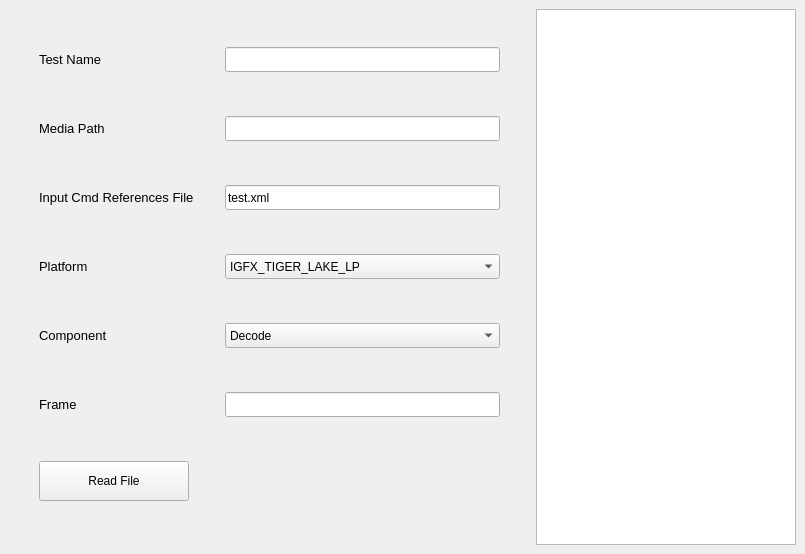
First picture: the form in Client/command_validator_app/ui/mainwindow.ui, repository maqichen/AutoULTGen, before the edit.
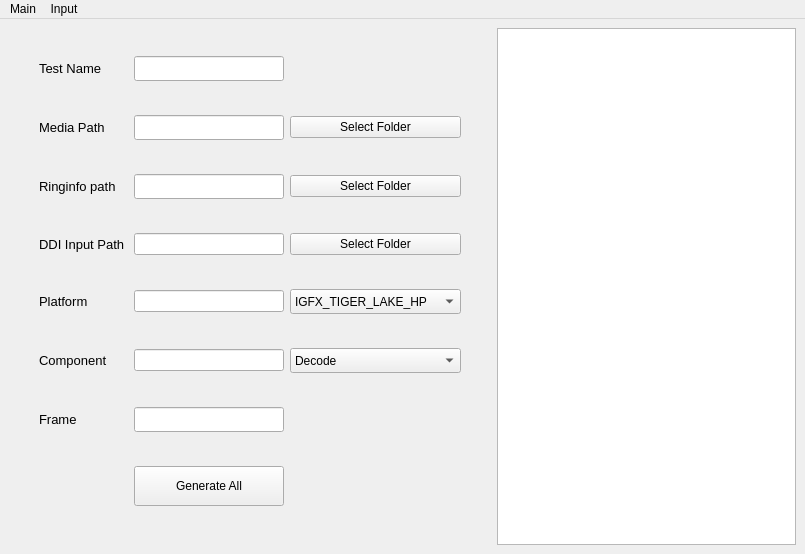
Second picture: the form after the edit.

Patch:
```diff
--- a/Client/command_validator_app/ui/mainwindow.ui
+++ b/Client/command_validator_app/ui/mainwindow.ui
@@ -28,9 +28,9 @@
    </property>
    <layout class="QHBoxLayout" name="horizontalLayout_2">
     <item>
-     <layout class="QHBoxLayout" name="horizontalLayout" stretch="2,1">
+     <layout class="QHBoxLayout" name="horizontalLayout" stretch="0,0,1">
       <item>
-       <layout class="QGridLayout" name="gridLayout" rowstretch="0,0,0,0,0,0,0">
+       <layout class="QGridLayout" name="gridLayout" rowstretch="0,0,0,0,0,0,0,0,0">
         <property name="sizeConstraint">
          <enum>QLayout::SetDefaultConstraint</enum>
         </property>
@@ -46,31 +46,7 @@
         <property name="bottomMargin">
          <number>5</number>
         </property>
-        <item row="2" column="0">
-         <widget class="QLabel" name="label">
-          <property name="sizePolicy">
-           <sizepolicy hsizetype="Expanding" vsizetype="Expanding">
-            <horstretch>0</horstretch>
-            <verstretch>0</verstretch>
-           </sizepolicy>
-          </property>
-          <property name="maximumSize">
-           <size>
-            <width>180</width>
-            <height>25</height>
-           </size>
-          </property>
-          <property name="font">
-           <font>
-            <pointsize>10</pointsize>
-           </font>
-          </property>
-          <property name="text">
-           <string>Input Cmd References File</string>
-          </property>
-         </widget>
-        </item>
-        <item row="3" column="0">
+        <item row="4" column="0">
          <widget class="QLabel" name="label_4">
           <property name="sizePolicy">
            <sizepolicy hsizetype="Expanding" vsizetype="Expanding">
@@ -94,7 +70,34 @@
           </property>
          </widget>
         </item>
-        <item row="4" column="0">
+        <item row="3" column="1">
+         <widget class="QLineEdit" name="lineEditDDIInputPath"/>
+        </item>
+        <item row="2" column="0">
+         <widget class="QLabel" name="label">
+          <property name="sizePolicy">
+           <sizepolicy hsizetype="Expanding" vsizetype="Expanding">
+            <horstretch>0</horstretch>
+            <verstretch>0</verstretch>
+           </sizepolicy>
+          </property>
+          <property name="maximumSize">
+           <size>
+            <width>200</width>
+            <height>25</height>
+           </size>
+          </property>
+          <property name="font">
+           <font>
+            <pointsize>10</pointsize>
+           </font>
+          </property>
+          <property name="text">
+           <string>Ringinfo path</string>
+          </property>
+         </widget>
+        </item>
+        <item row="5" column="0">
          <widget class="QLabel" name="label_5">
           <property name="sizePolicy">
            <sizepolicy hsizetype="Expanding" vsizetype="Expanding">
@@ -118,22 +121,6 @@
           </property>
          </widget>
         </item>
-        <item row="1" column="1">
-         <widget class="QLineEdit" name="lineEditMediaPath">
-          <property name="sizePolicy">
-           <sizepolicy hsizetype="Expanding" vsizetype="Expanding">
-            <horstretch>0</horstretch>
-            <verstretch>0</verstretch>
-           </sizepolicy>
-          </property>
-          <property name="maximumSize">
-           <size>
-            <width>16777215</width>
-            <height>25</height>
-           </size>
-          </property>
-         </widget>
-        </item>
         <item row="0" column="0">
          <widget class="QLabel" name="label_7">
           <property name="sizePolicy">
@@ -158,63 +145,7 @@
           </property>
          </widget>
         </item>
-        <item row="5" column="1">
-         <widget class="QLineEdit" name="lineEditFrame">
-          <property name="sizePolicy">
-           <sizepolicy hsizetype="Expanding" vsizetype="Expanding">
-            <horstretch>0</horstretch>
-            <verstretch>0</verstretch>
-           </sizepolicy>
-          </property>
-          <property name="maximumSize">
-           <size>
-            <width>16777215</width>
-            <height>25</height>
-           </size>
-          </property>
-         </widget>
-        </item>
-        <item row="1" column="0">
-         <widget class="QLabel" name="label_2">
-          <property name="sizePolicy">
-           <sizepolicy hsizetype="Expanding" vsizetype="Expanding">
-            <horstretch>0</horstretch>
-            <verstretch>0</verstretch>
-           </sizepolicy>
-          </property>
-          <property name="maximumSize">
-           <size>
-            <width>180</width>
-            <height>25</height>
-           </size>
-          </property>
-          <property name="font">
-           <font>
-            <pointsize>10</pointsize>
-           </font>
-          </property>
-          <property name="text">
-           <string>Media Path</string>
-          </property>
-         </widget>
-        </item>
-        <item row="0" column="1">
-         <widget class="QLineEdit" name="lineEditTestName">
-          <property name="sizePolicy">
-           <sizepolicy hsizetype="Expanding" vsizetype="Expanding">
-            <horstretch>0</horstretch>
-            <verstretch>0</verstretch>
-           </sizepolicy>
-          </property>
-          <property name="maximumSize">
-           <size>
-            <width>16777215</width>
-            <height>25</height>
-           </size>
-          </property>
-         </widget>
-        </item>
-        <item row="3" column="1">
+        <item row="4" column="2">
          <widget class="QComboBox" name="comboBoxPlatform">
           <property name="sizePolicy">
            <sizepolicy hsizetype="Preferred" vsizetype="Expanding">
@@ -230,7 +161,97 @@
           </property>
           <item>
            <property name="text">
-            <string>IGFX_TIGER_LAKE_LP</string>
+            <string>IGFX_TIGER_LAKE_HP</string>
+           </property>
+          </item>
+          <item>
+           <property name="text">
+            <string>IGFX_UNKNOWN</string>
+           </property>
+          </item>
+          <item>
+           <property name="text">
+            <string>IGFX_GRANTSDALE_G</string>
+           </property>
+          </item>
+          <item>
+           <property name="text">
+            <string>IGFX_ALVISO_G</string>
+           </property>
+          </item>
+          <item>
+           <property name="text">
+            <string>IGFX_LAKEPORT_G</string>
+           </property>
+          </item>
+          <item>
+           <property name="text">
+            <string>IGFX_CALISTOGA_G</string>
+           </property>
+          </item>
+          <item>
+           <property name="text">
+            <string>IGFX_BROADWATER_G</string>
+           </property>
+          </item>
+          <item>
+           <property name="text">
+            <string>IGFX_CRESTLINE_G</string>
+           </property>
+          </item>
+          <item>
+           <property name="text">
+            <string>IGFX_BEARLAKE_G</string>
+           </property>
+          </item>
+          <item>
+           <property name="text">
+            <string>IGFX_CANTIGA_G</string>
+           </property>
+          </item>
+          <item>
+           <property name="text">
+            <string>IGFX_CEDARVIEW_G</string>
+           </property>
+          </item>
+          <item>
+           <property name="text">
+            <string>IGFX_EAGLELAKE_G</string>
+           </property>
+          </item>
+          <item>
+           <property name="text">
+            <string>IGFX_IRONLAKE_G</string>
+           </property>
+          </item>
+          <item>
+           <property name="text">
+            <string>IGFX_GT</string>
+           </property>
+          </item>
+          <item>
+           <property name="text">
+            <string>IGFX_IVYBRIDGE</string>
+           </property>
+          </item>
+          <item>
+           <property name="text">
+            <string>IGFX_HASWELL</string>
+           </property>
+          </item>
+          <item>
+           <property name="text">
+            <string>IGFX_VALLEYVIEW</string>
+           </property>
+          </item>
+          <item>
+           <property name="text">
+            <string>IGFX_BROADWELL</string>
+           </property>
+          </item>
+          <item>
+           <property name="text">
+            <string>IGFX_CHERRYVIEW</string>
            </property>
           </item>
           <item>
@@ -243,6 +264,16 @@
             <string>IGFX_KABYLAKE</string>
            </property>
           </item>
+          <item>
+           <property name="text">
+            <string>IGFX_COFFEELAKE</string>
+           </property>
+          </item>
+          <item>
+           <property name="text">
+            <string>IGFX_WILLOWVIEW</string>
+           </property>
+          </item>
           <item>
            <property name="text">
             <string>IGFX_BROXTON</string>
@@ -250,37 +281,77 @@
           </item>
           <item>
            <property name="text">
-            <string>IGFX_CHERRYVIEW</string>
+            <string>IGFX_GEMINILAKE</string>
            </property>
           </item>
           <item>
            <property name="text">
-            <string>IGFX_BROADWELL</string>
+            <string>IGFX_GLENVIEW</string>
            </property>
           </item>
           <item>
            <property name="text">
-            <string>IGFX_VALLEYWELL</string>
+            <string>IGFX_GOLDWATERLAKE</string>
            </property>
           </item>
           <item>
            <property name="text">
-            <string>IGFX_HASWELL</string>
+            <string>IGFX_CANNONLAKE</string>
            </property>
           </item>
           <item>
            <property name="text">
-            <string>IGFX_IVYBRIDGE</string>
+            <string>IGFX_CNX_G</string>
            </property>
           </item>
           <item>
            <property name="text">
-            <string>IGFX_GT</string>
+            <string>IGFX_ICELAKE</string>
+           </property>
+          </item>
+          <item>
+           <property name="text">
+            <string>IGFX_ICELAKE_LP</string>
+           </property>
+          </item>
+          <item>
+           <property name="text">
+            <string>IGFX_LAKEFIELD</string>
+           </property>
+          </item>
+          <item>
+           <property name="text">
+            <string>IGFX_JASPERLAKE</string>
+           </property>
+          </item>
+          <item>
+           <property name="text">
+            <string>IGFX_TIGERLAKE_LP</string>
+           </property>
+          </item>
+          <item>
+           <property name="text">
+            <string>IGFX_RYEFIELD</string>
+           </property>
+          </item>
+          <item>
+           <property name="text">
+            <string>IGFX_ROCKETLAKE</string>
+           </property>
+          </item>
+          <item>
+           <property name="text">
+            <string>IGFX_DG1</string>
+           </property>
+          </item>
+          <item>
+           <property name="text">
+            <string>IGFX_MAX_PRODUCT</string>
            </property>
           </item>
          </widget>
         </item>
-        <item row="4" column="1">
+        <item row="5" column="2">
          <widget class="QComboBox" name="comboBoxComponent">
           <property name="sizePolicy">
            <sizepolicy hsizetype="Preferred" vsizetype="Expanding">
@@ -336,8 +407,72 @@
           </item>
          </widget>
         </item>
-        <item row="5" column="0">
-         <widget class="QLabel" name="label_8">
+        <item row="2" column="2">
+         <widget class="QPushButton" name="SelectRinginfoPath">
+          <property name="text">
+           <string>Select Folder</string>
+          </property>
+         </widget>
+        </item>
+        <item row="1" column="1">
+         <widget class="QLineEdit" name="lineEditMediaPath">
+          <property name="sizePolicy">
+           <sizepolicy hsizetype="Expanding" vsizetype="Expanding">
+            <horstretch>0</horstretch>
+            <verstretch>0</verstretch>
+           </sizepolicy>
+          </property>
+          <property name="maximumSize">
+           <size>
+            <width>16777215</width>
+            <height>25</height>
+           </size>
+          </property>
+         </widget>
+        </item>
+        <item row="4" column="1">
+         <widget class="QLineEdit" name="lineEditPlatform"/>
+        </item>
+        <item row="3" column="0">
+         <widget class="QLabel" name="label_3">
+          <property name="font">
+           <font>
+            <pointsize>10</pointsize>
+           </font>
+          </property>
+          <property name="text">
+           <string>DDI Input Path </string>
+          </property>
+         </widget>
+        </item>
+        <item row="5" column="1">
+         <widget class="QLineEdit" name="lineEditComponent"/>
+        </item>
+        <item row="1" column="2">
+         <widget class="QPushButton" name="SelectMediaPath">
+          <property name="text">
+           <string>Select Folder</string>
+          </property>
+         </widget>
+        </item>
+        <item row="0" column="1">
+         <widget class="QLineEdit" name="lineEditTestName">
+          <property name="sizePolicy">
+           <sizepolicy hsizetype="Expanding" vsizetype="Expanding">
+            <horstretch>0</horstretch>
+            <verstretch>0</verstretch>
+           </sizepolicy>
+          </property>
+          <property name="maximumSize">
+           <size>
+            <width>16777215</width>
+            <height>25</height>
+           </size>
+          </property>
+         </widget>
+        </item>
+        <item row="1" column="0">
+         <widget class="QLabel" name="label_2">
           <property name="sizePolicy">
            <sizepolicy hsizetype="Expanding" vsizetype="Expanding">
             <horstretch>0</horstretch>
@@ -356,12 +491,28 @@
            </font>
           </property>
           <property name="text">
-           <string>Frame</string>
+           <string>Media Path</string>
+          </property>
+         </widget>
+        </item>
+        <item row="6" column="1">
+         <widget class="QLineEdit" name="lineEditFrame">
+          <property name="sizePolicy">
+           <sizepolicy hsizetype="Expanding" vsizetype="Expanding">
+            <horstretch>0</horstretch>
+            <verstretch>0</verstretch>
+           </sizepolicy>
+          </property>
+          <property name="maximumSize">
+           <size>
+            <width>16777215</width>
+            <height>25</height>
+           </size>
           </property>
          </widget>
         </item>
         <item row="2" column="1">
-         <widget class="QLineEdit" name="lineEditRefFile">
+         <widget class="QLineEdit" name="lineEditRinginfoPath">
           <property name="sizePolicy">
            <sizepolicy hsizetype="Expanding" vsizetype="Expanding">
             <horstretch>0</horstretch>
@@ -375,12 +526,43 @@
            </size>
           </property>
           <property name="text">
-           <string>test.xml</string>
+           <string/>
           </property>
          </widget>
         </item>
         <item row="6" column="0">
-         <widget class="QPushButton" name="pushButtonRef">
+         <widget class="QLabel" name="label_8">
+          <property name="sizePolicy">
+           <sizepolicy hsizetype="Expanding" vsizetype="Expanding">
+            <horstretch>0</horstretch>
+            <verstretch>0</verstretch>
+           </sizepolicy>
+          </property>
+          <property name="maximumSize">
+           <size>
+            <width>180</width>
+            <height>25</height>
+           </size>
+          </property>
+          <property name="font">
+           <font>
+            <pointsize>10</pointsize>
+           </font>
+          </property>
+          <property name="text">
+           <string>Frame</string>
+          </property>
+         </widget>
+        </item>
+        <item row="3" column="2">
+         <widget class="QPushButton" name="SelectDDIInputPath">
+          <property name="text">
+           <string>Select Folder</string>
+          </property>
+         </widget>
+        </item>
+        <item row="7" column="1">
+         <widget class="QPushButton" name="pushButtonGAll">
           <property name="sizePolicy">
            <sizepolicy hsizetype="Fixed" vsizetype="Fixed">
             <horstretch>0</horstretch>
@@ -406,12 +588,15 @@
            </size>
           </property>
           <property name="text">
-           <string>Read File</string>
+           <string>Generate All</string>
           </property>
          </widget>
         </item>
        </layout>
       </item>
+      <item>
+       <layout class="QGridLayout" name="gridLayout_2"/>
+      </item>
       <item>
        <widget class="QTextBrowser" name="logBrowser">
         <property name="sizePolicy">
@@ -432,6 +617,28 @@
     </item>
    </layout>
   </widget>
+  <widget class="QMenuBar" name="menuBar">
+   <property name="geometry">
+    <rect>
+     <x>0</x>
+     <y>0</y>
+     <width>805</width>
+     <height>26</height>
+    </rect>
+   </property>
+   <widget class="QMenu" name="menuMain">
+    <property name="title">
+     <string>Main</string>
+    </property>
+   </widget>
+   <widget class="QMenu" name="menuInput">
+    <property name="title">
+     <string>Input</string>
+    </property>
+   </widget>
+   <addaction name="menuMain"/>
+   <addaction name="menuInput"/>
+  </widget>
  </widget>
  <resources/>
  <connections/>
```
